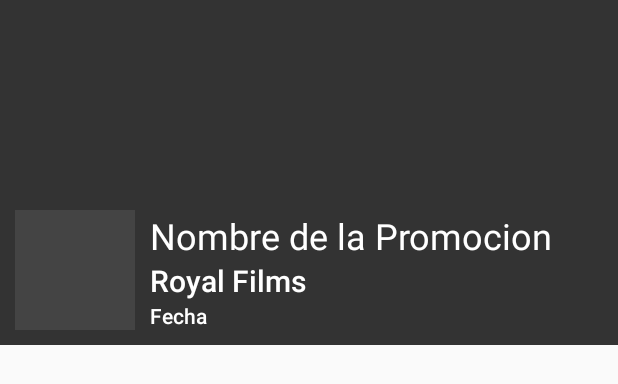
After one commit to milo2005/EstrenosMaterial, an Android app: the layout template_promocion.xml on its own in the app's theme, with its tools: preview values and no code run, on a phone screen of 412 x 824 dp. The commit adds this screen. Shown: the top 384 px of the screen. Run offline under Robolectric (Android 15) with nearby library versions, the phone set to English and light mode, and no system bars; Roboto replaces fonts that are not available here.

```diff
--- a/app/src/main/AndroidManifest.xml
+++ b/app/src/main/AndroidManifest.xml
@@ -1,6 +1,8 @@
 <?xml version="1.0" encoding="utf-8"?>
 <manifest xmlns:android="http://schemas.android.com/apk/res/android"
     package="movil.estrenos">
+
+    <uses-permission android:name="android.permission.INTERNET"/>
 
     <application
         android:allowBackup="true"
--- /dev/null
+++ b/app/src/main/res/layout/template_promocion.xml
@@ -0,0 +1,73 @@
+<?xml version="1.0" encoding="utf-8"?>
+<layout
+    xmlns:android="http://schemas.android.com/apk/res/android"
+    xmlns:app="http://schemas.android.com/apk/res-auto"
+    xmlns:tools="http://schemas.android.com/tools"
+    >
+
+    <data>
+        <variable
+            name="promo"
+            type="movil.estrenos.models.Promocion"/>
+    </data>
+
+    <RelativeLayout
+        android:orientation="vertical" android:layout_width="match_parent"
+        android:layout_height="wrap_content">
+        <ImageView
+            android:id="@+id/img"
+            android:layout_width="match_parent"
+            android:layout_height="@dimen/promo_img_h"
+            android:background="#333333"
+            app:imgUrl="@{promo.imagenPromo}"
+            />
+
+        <ImageView
+            android:id="@+id/entidadImg"
+            android:layout_width="@dimen/promo_entidad"
+            android:layout_height="@dimen/promo_entidad"
+            android:background="#444444"
+            android:layout_alignBottom="@id/img"
+            android:layout_margin="@dimen/small"
+            app:imgUrl="@{promo.imagenEntidad}"
+            />
+
+        <TextView
+            style="@style/Base.TextAppearance.AppCompat.Body2"
+            android:id="@+id/fecha"
+            android:layout_width="match_parent"
+            android:layout_height="wrap_content"
+            android:textColor="#ffffff"
+            android:paddingRight="@dimen/small"
+            tools:text="Fecha"
+            android:layout_alignBottom="@id/entidadImg"
+            android:layout_toRightOf="@id/entidadImg"
+            app:textDate="@{promo.fecha}"
+            />
+
+        <TextView
+            style="@style/Base.TextAppearance.AppCompat.Title"
+            android:id="@+id/entidad"
+            android:layout_width="match_parent"
+            android:layout_height="wrap_content"
+            android:textColor="#ffffff"
+            android:text="@{promo.entidad}"
+            android:layout_toRightOf="@id/entidadImg"
+            android:layout_above="@id/fecha"
+            tools:text="Royal Films"
+            />
+
+        <TextView
+            style="@style/Base.TextAppearance.AppCompat.Headline"
+            android:layout_width="match_parent"
+            android:layout_height="wrap_content"
+            android:paddingRight="@dimen/small"
+            android:layout_toRightOf="@id/entidadImg"
+            android:layout_above="@id/entidad"
+            android:textColor="#ffffff"
+            tools:text="Nombre de la Promocion"
+            android:text="@{promo.titulo}"
+            />
+
+    </RelativeLayout>
+</layout>
--- a/app/src/main/res/values/dimens.xml
+++ b/app/src/main/res/values/dimens.xml
@@ -5,4 +5,9 @@
     <dimen name="img_H">180dp</dimen>
     <dimen name="small">10dp</dimen>
     <dimen name="icon">28dp</dimen>
+    <dimen name="promo_img_h">230dp</dimen>
+    <dimen name="promo_entidad">80dp</dimen>
+    <dimen name="medium">20dp</dimen>
+    <dimen name="head">160dp</dimen>
+    <dimen name="head_prfile">60dp</dimen>
 </resources>
--- a/app/src/main/res/values/strings.xml
+++ b/app/src/main/res/values/strings.xml
@@ -1,4 +1,10 @@
 <resources>
     <string name="app_name">Estrenos</string>
     <string name="no_short_des">Pelicula sin Sinopsis</string>
+    <string name="nav_home">Inicio</string>
+    <string name="nav_cinemas">Cinemas</string>
+    <string name="nav_favorites">Favoritos</string>
+    <string name="nav_preference">Preferencias</string>
+    <string name="nav_perfil">Perfil</string>
+    <string name="nav_logout">Cerrar Sesion</string>
 </resources>
```
Also changed, not shown: app/src/main/java/movil/estrenos/MainActivity.java (+19 -1 lines), app/src/main/java/movil/estrenos/models/Promocion.java (added, +60 -0 lines), app/src/main/java/movil/estrenos/models/Usuario.java (added, +33 -0 lines), app/src/main/res/drawable/ic_home.xml (added, +9 -0 lines), app/src/main/res/drawable/ic_local_movies.xml (added, +9 -0 lines), app/src/main/res/drawable/ic_mood.xml (added, +9 -0 lines), app/src/main/res/drawable/ic_movie.xml (added, +9 -0 lines), app/src/main/res/drawable/ic_star.xml (added, +9 -0 lines), app/src/main/res/layout/activity_main.xml (+49 -14 lines), app/src/main/res/layout/header_nav.xml (added, +49 -0 lines), app/src/main/res/menu/menu_nav.xml (added, +29 -0 lines).
